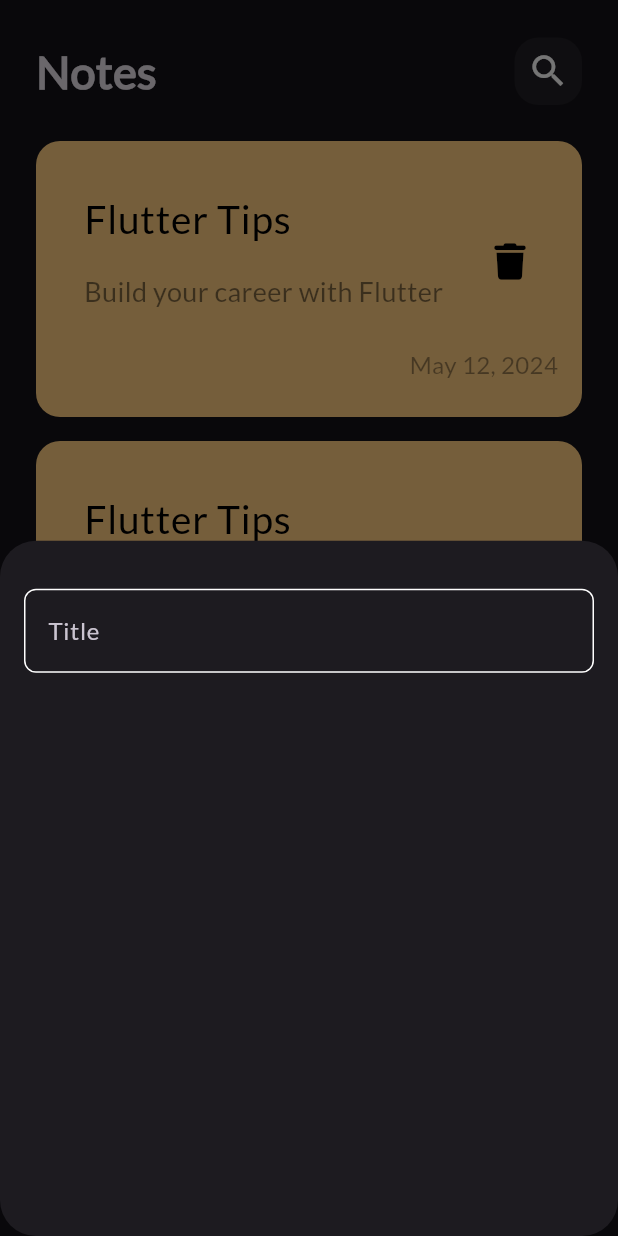
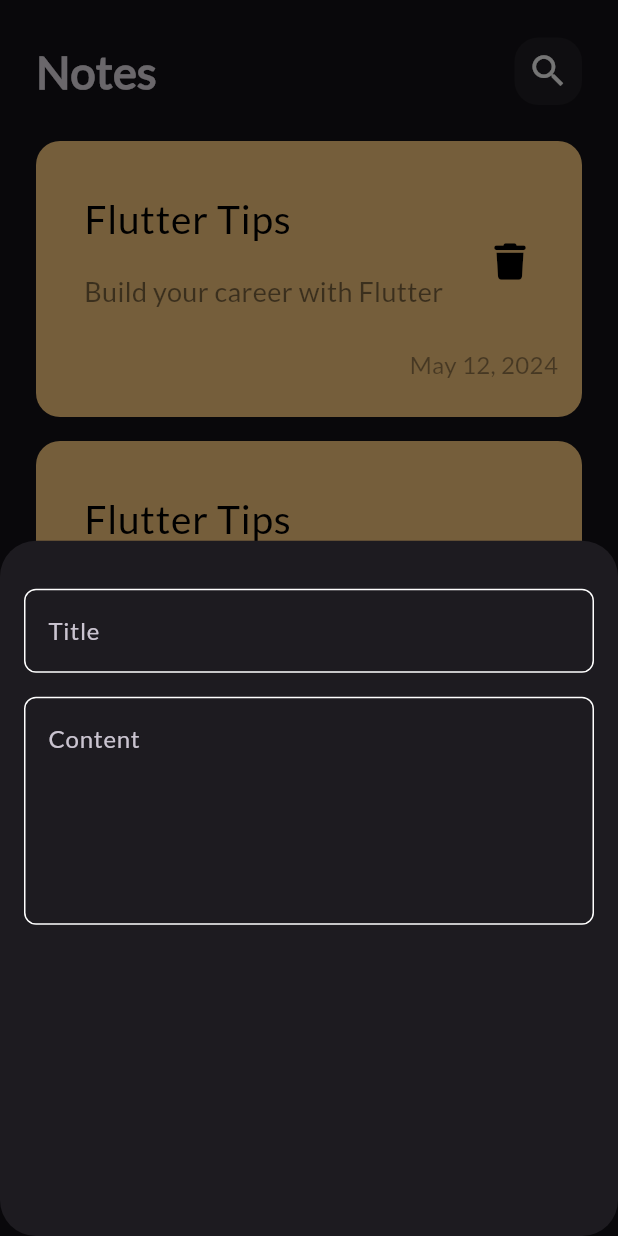
Before and after one commit to soukiie/notes_app, a Flutter app: the screen it shows after launch, after a tap on the "add" icon, on a phone screen of 412 x 824 dp. Run offline on Flutter 3.47's test engine with Material 3 defaults, Android fonts, the phone set to English and light mode, and no system bars; our stand-ins replace font_awesome_flutter.

Commit message:
Add field to bottom sheet

```diff
--- a/lib/views/widgets/add_notes_bottom_sheet.dart
+++ b/lib/views/widgets/add_notes_bottom_sheet.dart
@@ -14,7 +14,14 @@ class AddNoteBottomSheet extends StatelessWidget {
           SizedBox(
             height: 32,
           ),
-          CustomTextField(),
+          CustomTextField(
+            hint: 'Title',
+          ),
+          SizedBox(height: 16),
+          CustomTextField(
+            hint: 'Content',
+            maxLines: 5,
+          ),
         ],
       ),
     );
--- a/lib/views/widgets/custom_text_field.dart
+++ b/lib/views/widgets/custom_text_field.dart
@@ -2,14 +2,22 @@ import 'package:flutter/material.dart';
 import 'package:notes_app/constants.dart';
 
 class CustomTextField extends StatelessWidget {
-  const CustomTextField({super.key});
+  const CustomTextField({
+    super.key,
+    required this.hint,
+    this.maxLines = 1,
+  });
+
+  final String hint;
+  final int maxLines;
 
   @override
   Widget build(BuildContext context) {
     return TextField(
       cursorColor: kPrimaryColor,
+      maxLines: maxLines,
       decoration: InputDecoration(
-        hintText: 'Title',
+        hintText: hint,
         border: buildBorder(),
         enabledBorder: buildBorder(),
         focusedBorder: buildBorder(kPrimaryColor),
```
